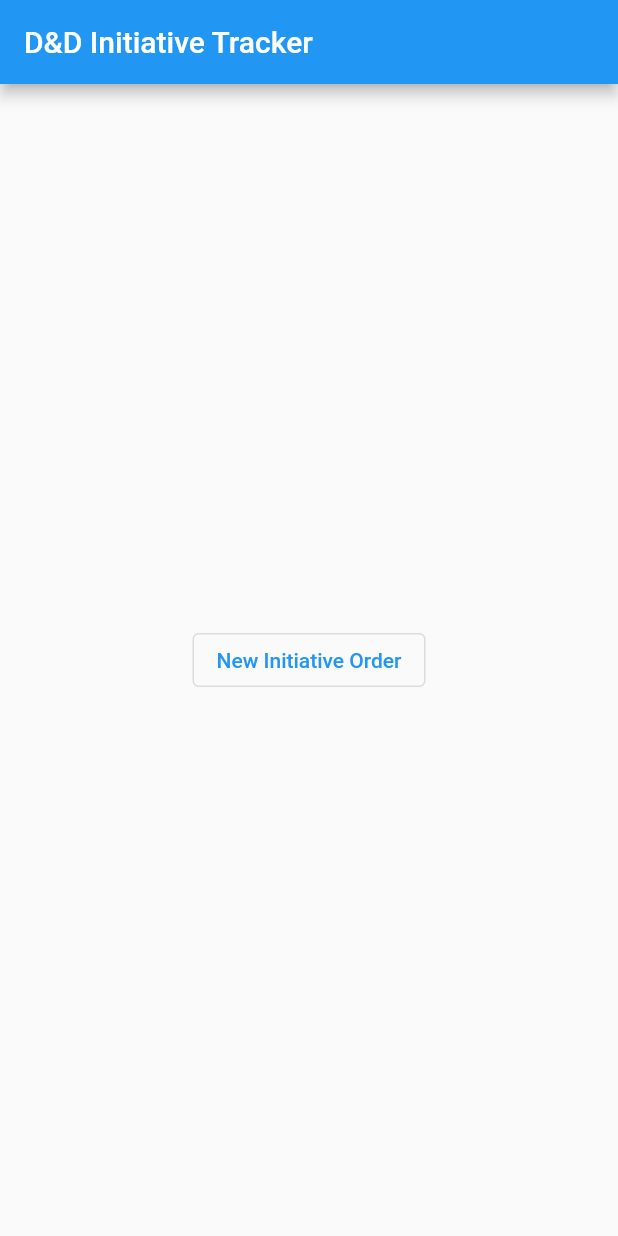
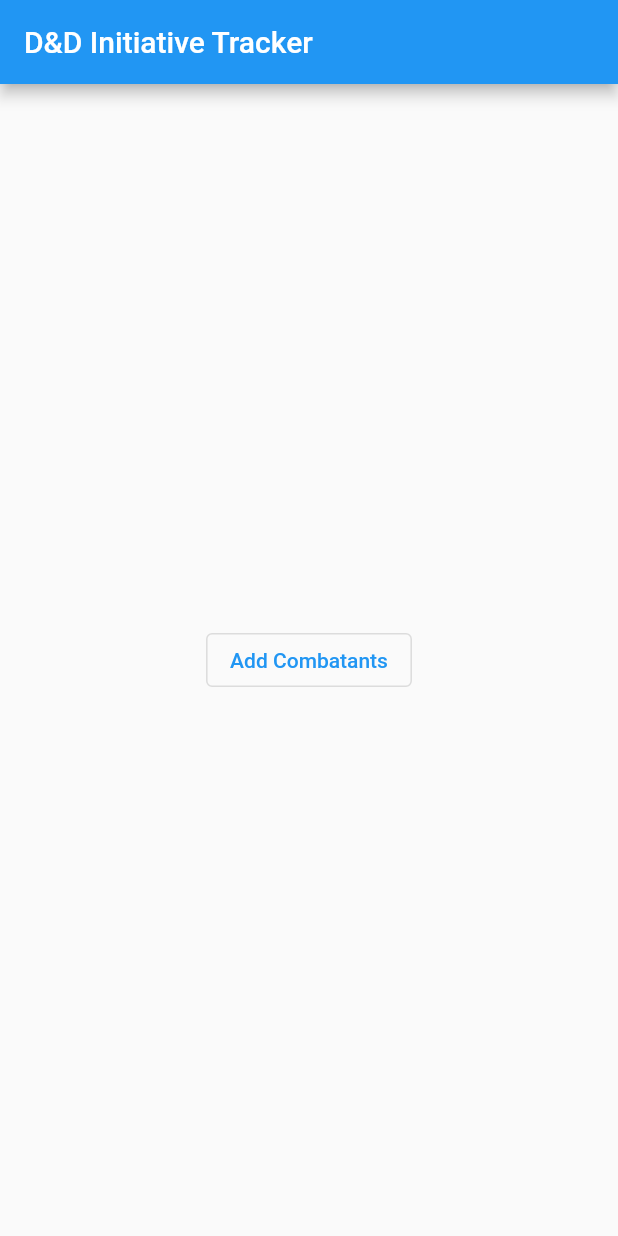
Before and after one commit to hunter-mickiewicz/inittracker, a Flutter app: the screen it shows after launch, on a phone screen of 412 x 824 dp. Run offline on Flutter 3.47's test engine with Material 2 defaults, Android fonts, the phone set to English and light mode, and no system bars.

Commit message:
Fixed bug where buttons would persist after combatants were cleared

```diff
--- a/lib/combatant_info.dart
+++ b/lib/combatant_info.dart
@@ -1,4 +1,6 @@
 //This is the class which will display combatant info on the main page
+
+import 'dart:developer';
 
 import 'package:flutter/material.dart';
 
@@ -49,6 +51,7 @@ class _CombatantInfoState extends State<CombatantInfo> {
           //for (var cb in combMan!.sortedByInit.entries) LowCombatant(cb: cb),
           Column(
             children: [
+              if (combMan!.sortedByInit.isNotEmpty)
                 OutlinedButton(
                     onPressed: () {
                       setState(() {
@@ -56,6 +59,7 @@ class _CombatantInfoState extends State<CombatantInfo> {
                       });
                     },
                     child: const Text("Clear Initiative")),
+              if (combMan!.sortedByInit.isNotEmpty)
                 OutlinedButton(
                     onPressed: () {
                       MapEntry<String, Combatant> topComb =
@@ -111,6 +115,7 @@ class LowCombatant extends StatelessWidget {
   Widget build(BuildContext context) {
     return SizedBox(
         height: 60,
+        width: 200,
         child: Card(
             elevation: 10,
             color: const Color.fromRGBO(139, 195, 74, 1),
@@ -118,6 +123,7 @@ class LowCombatant extends StatelessWidget {
               leading: Text(cb.key),
               title: Text(cb.value.initiative.toString()),
               subtitle: Text("Initiative: ${cb.value.initiative}"),
+              onTap: () {},
             )));
   }
 }
--- a/lib/main.dart
+++ b/lib/main.dart
@@ -61,13 +61,12 @@ class _MyHomePageState extends State<MyHomePage> {
         child: Column(
           mainAxisAlignment: MainAxisAlignment.center,
           children: <Widget>[
-            if (combMan!.sortedByInit.isNotEmpty)
-              CombatantInfo(combMan: combMan),
+            CombatantInfo(combMan: combMan),
             OutlinedButton(
                 onPressed: () {
                   newInitOrder();
                 },
-                child: const Text("New Initiative Order"))
+                child: const Text("Add Combatants"))
           ],
         ),
       ),
```
Lines whose indentation alone changed are shown as unchanged.
